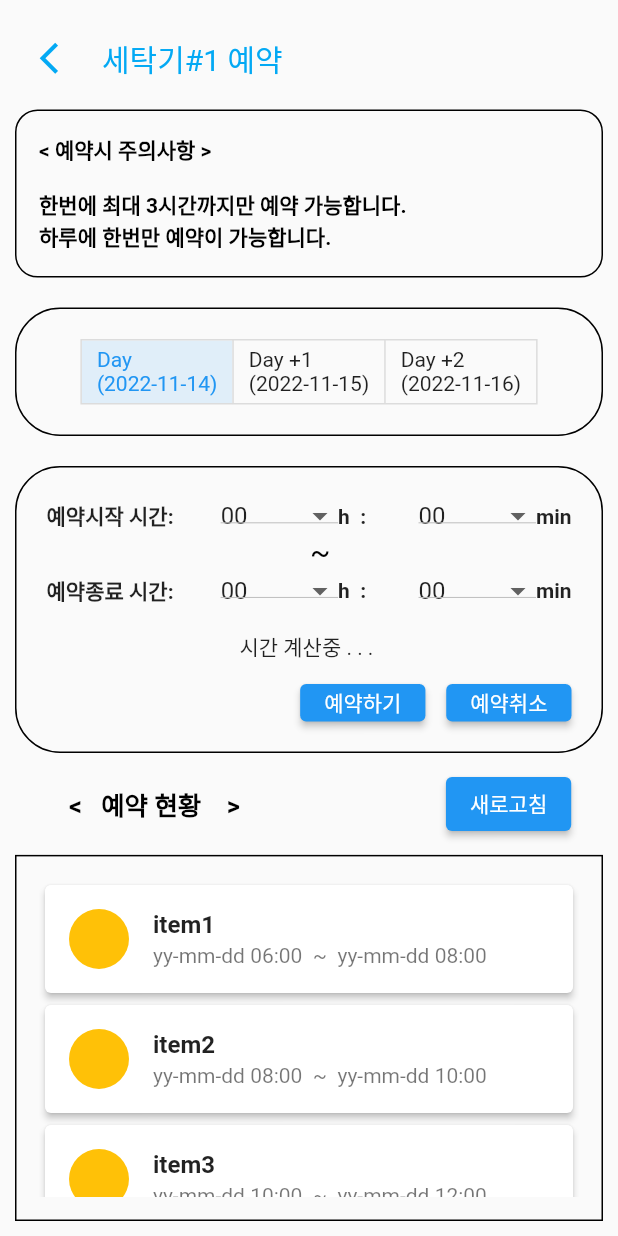
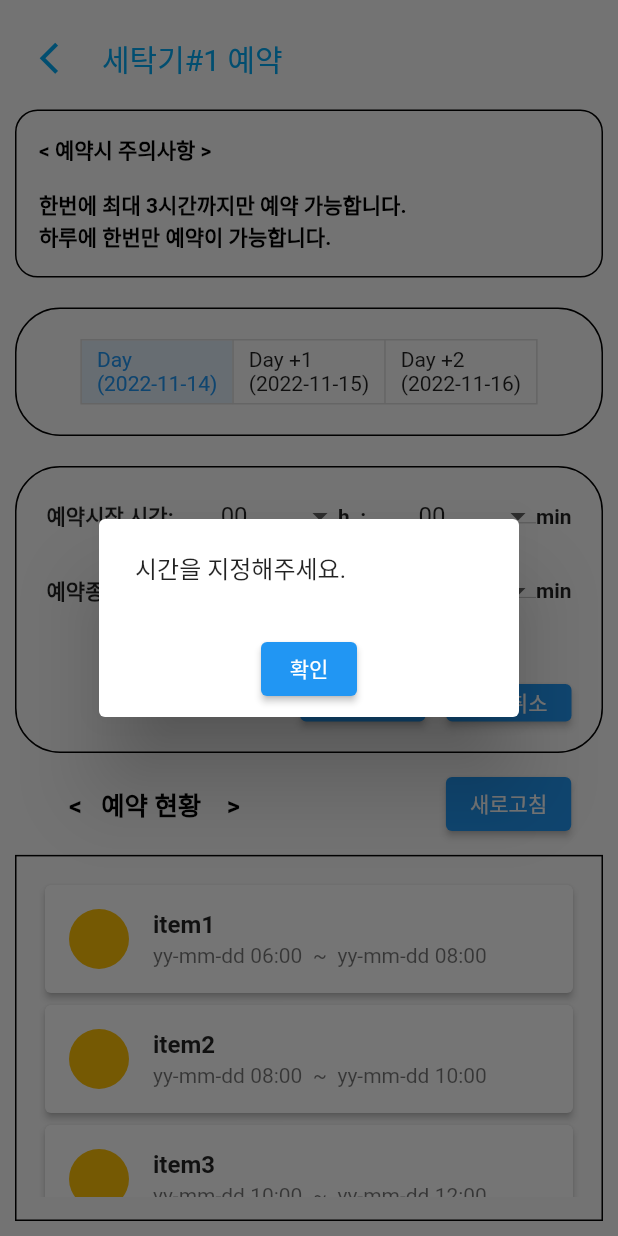
Before and after one commit to dormitoryClicker/dormitoryClicker_Front, a Flutter app: the ReservePage screen opened by its route, after a tap on "예약하기", on a phone screen of 412 x 824 dp. Run offline on Flutter 3.47's test engine with Material 2 defaults, Android fonts, the phone set to English and light mode, and no system bars; our stand-ins replace timer_builder.

Commit message:
gwang_22-11-14   16:19

```diff
--- a/lib/reserve_page.dart
+++ b/lib/reserve_page.dart
@@ -134,6 +134,7 @@ class _ReservePageState extends State<ReservePage> {
 
   int daySelect = 0;
 
+
   String getToday({required int daySelect}) {
     var now = DateTime.now();
     DateTime day = DateTime(now.year, now.month, now.day + daySelect);
@@ -150,6 +151,9 @@ class _ReservePageState extends State<ReservePage> {
     return null;
   }
 
+  String message = '';
+  String my_r_time = '';
+
   void getReserve ({required String day, required String s_hour, required String s_minute,
     required String e_hour, required String e_minute}) {
 
@@ -164,32 +168,49 @@ class _ReservePageState extends State<ReservePage> {
 
     int reserved = info.getReserved();
 
+    DateTime _startTime = DateTime.parse('${day} ${s_hour}:${s_minute}:00');
+    DateTime _endTime = DateTime.parse('${day} ${e_hour}:${e_minute}:00');
+
     if(reserved == 0){  // 이미 예약을 하였는가?
       if(MyTime.select_edHour == false && MyTime.select_edMin == false
           && MyTime.select_edHour == false && MyTime.select_edMin == false) {
         print("시간을 지정해주세요.");
+        message = '시간을 지정해주세요.';
       }
       else if (MyTime.select_edHour == true || MyTime.select_edMin == true) {
         if(diff >= 0){  // 합당한 총시간을 지정하였는가?
           if(diff > 180 ){  // 3시간 이상을 지정하였는가?
             print("3시간을 초과합니다.");
+            message = '3시간을 초과합니다.';
           }
           else{
-            print("예약이 가능할 것 같습니다.");
+            print("예약이 가능합니다.");
             info.putReserved(1);
+            message = '예약이 가능합니다.';
+            my_r_time = "${_startTime.month}월 ${_startTime.day}일 "
+            "${_startTime.hour}시 ${_startTime.minute}분"
+                " - "
+                "${_endTime.month}월 ${_endTime.day}일 "
+                "${_endTime.hour}시 ${_endTime.minute}분";
+            message += "\n\n${my_r_time}";
           }
         }
         else {
           print("다시 시간을 지정해주세요.");
+          message = '다시 시간을 지정해주세요.';
         }
       }
     }
     else if (reserved == 1){
       print("예약을 이미 하셨습니다.");
+      message = '예약을 이미 하셨습니다.';
+      my_r_time = "${_startTime.month}월 ${_startTime.day}일 "
+          "${_startTime.hour}시 ${_startTime.minute}분"
+          " - "
+          "${_endTime.month}월 ${_endTime.day}일 "
+          "${_endTime.hour}시 ${_endTime.minute}분";
+      message += "\n\n${my_r_time}";
     }
-
-    DateTime _startTime = DateTime.parse('${day} ${s_hour}:${s_minute}:00');
-    DateTime _endTime = DateTime.parse('${day} ${e_hour}:${e_minute}:00');
 
     print("${_startTime.month}월 ${_startTime.day}일 "
         "${_startTime.hour}시 ${_startTime.minute}분"
@@ -198,11 +219,17 @@ class _ReservePageState extends State<ReservePage> {
         "${_endTime.hour}시 ${_endTime.minute}분");
   }
 
+  void getCancled () {
+    info.putReserved(0);
+  }
+
   var info;
 
   @override
   Widget build(BuildContext context) {
     info = Provider.of<UserInfo>(context, listen: true);
+    MyTime.set_Day = getToday(daySelect: 0);
+
     return Scaffold(
       body: Column(
         crossAxisAlignment: CrossAxisAlignment.stretch,
@@ -514,14 +541,98 @@ class _ReservePageState extends State<ReservePage> {
                       children: <Widget>[
                         ElevatedButton(
                             onPressed: (){  // 시간 정상 입력돴는지 확인용
-                              //getComplete(day: MyTime.set_Day, s_hour: MyTime.start_Hour, s_minute: MyTime.start_Min,e_hour: MyTime.end_Hour, e_minute: MyTime.end_Min);
                               getReserve(day: MyTime.set_Day, s_hour: MyTime.start_Hour, s_minute: MyTime.start_Min,
                                   e_hour: MyTime.end_Hour, e_minute: MyTime.end_Min);
+                              showDialog(
+                                  context: context,
+                                  //barrierDismissible: false,
+                                  builder: (BuildContext context) {
+                                    return AlertDialog(
+                                      content: Text(message),
+                                      actions: [
+                                        Center(
+                                          child: ElevatedButton(
+                                            child: const Text('확인'),
+                                            onPressed: () {
+                                              Navigator.of(context).pop();
+                                            },
+                                          ),
+                                        ),
+                                      ],
+                                    );
+                                  }
+                              );
                             },
                             child: const Text('예약하기')),
                         const Text('    '),
                         ElevatedButton(
-                            onPressed: (){},
+                            onPressed: (){
+                              if(info.getReserved() == 1){   // 예약이 있다면 기존 예약 취소
+                                showDialog(
+                                    context: context,
+                                    //barrierDismissible: false,
+                                    builder: (BuildContext context) {
+                                      return AlertDialog(
+                                        content: Text("예약을 취소하시겠습니까?\n\n${my_r_time}"),
+                                        actions: <Widget>[
+                                          ElevatedButton(
+                                            child: const Text('확인'),
+                                            onPressed: () {
+                                              getCancled();
+                                              Navigator.of(context).pop();
+                                              showDialog(
+                                                  context: context,
+                                                  //barrierDismissible: false,
+                                                  builder: (BuildContext context) {
+                                                    return AlertDialog(
+                                                      content: Text("예약이 취소되었습니다."),
+                                                      actions: [
+                                                        Center(
+                                                          child: ElevatedButton(
+                                                            child: const Text('확인'),
+                                                            onPressed: () {
+                                                              Navigator.of(context).pop();
+                                                            },
+                                                          ),
+                                                        ),
+                                                      ],
+                                                    );
+                                                  }
+                                              );
+                                            },
+                                          ),
+                                          ElevatedButton(
+                                            child: const Text('취소'),
+                                            onPressed: () {
+                                              Navigator.of(context).pop();
+                                            },
+                                          ),
+                                        ],
+                                      );
+                                    }
+                                );
+                              }
+                              else{     // 예약이 없다면?
+                                showDialog(
+                                    context: context,
+                                    //barrierDismissible: false,
+                                    builder: (BuildContext context) {
+                                      return AlertDialog(
+                                        content: Text("예약이 없습니다."),
+                                        actions: <Widget>[
+                                          ElevatedButton(
+                                            child: const Text('확인'),
+                                            onPressed: () {
+                                              getCancled();
+                                              Navigator.of(context).pop();
+                                            },
+                                          ),
+                                        ],
+                                      );
+                                    }
+                                );
+                              }
+                            },
                             child: const Text('예약취소')),
                       ],
                     ),
```
